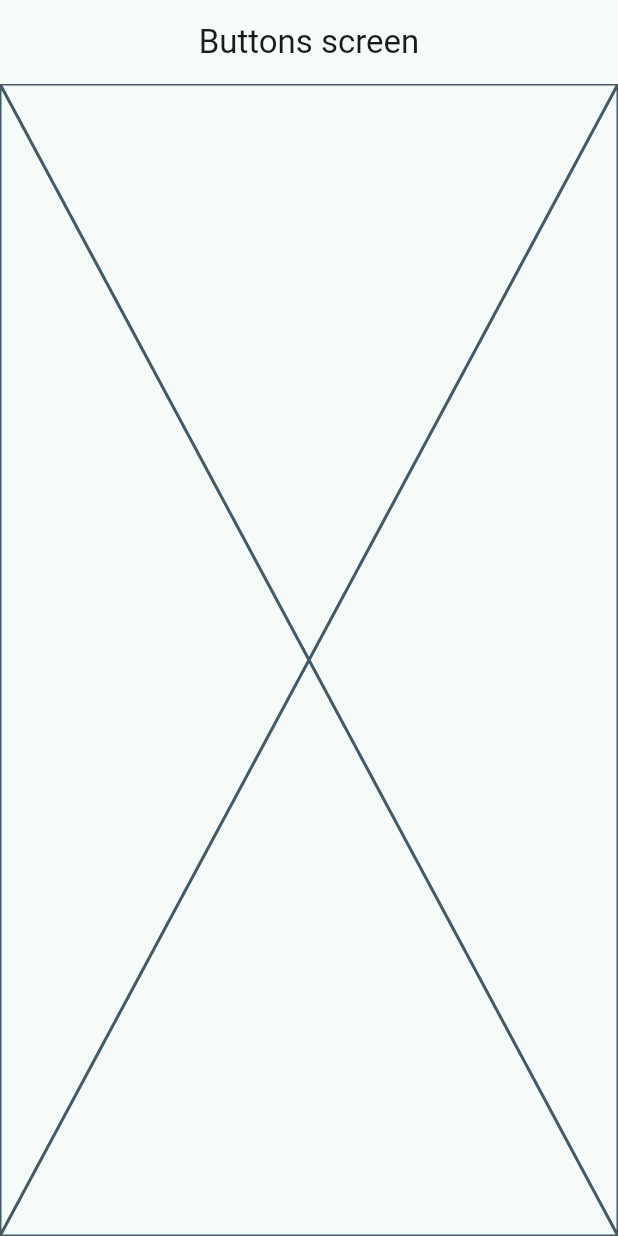
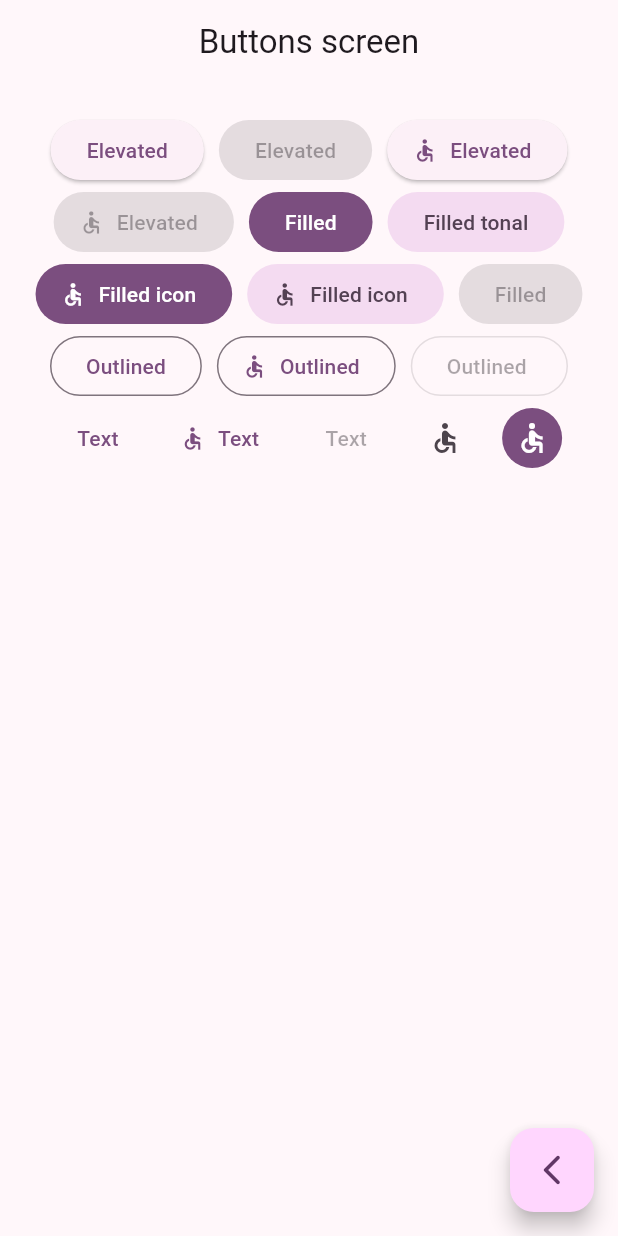
Before and after one commit to SergioBGISC99/widgets_app, a Flutter app: the ButtonsScreen screen opened by its route, on a phone screen of 412 x 824 dp. Run offline on Flutter 3.47's test engine with Material 2 defaults, Android fonts, the phone set to English and light mode, and no system bars; our stand-ins replace go_router.

Commit message:
pantalla de botones

```diff
--- a/lib/main.dart
+++ b/lib/main.dart
@@ -14,7 +14,7 @@ class MainApp extends StatelessWidget {
     return MaterialApp.router(
       routerConfig: appRouter,
       debugShowCheckedModeBanner: false,
-      theme: AppTheme(selectedColor: 3).getTheme(),
+      theme: AppTheme(selectedColor: 7).getTheme(),
     );
   }
 }
--- a/lib/presentation/screen/buttons/buttons_screen.dart
+++ b/lib/presentation/screen/buttons/buttons_screen.dart
@@ -1,4 +1,5 @@
 import 'package:flutter/material.dart';
+import 'package:go_router/go_router.dart';
 
 class ButtonsScreen extends StatelessWidget {
   const ButtonsScreen({super.key});
@@ -9,7 +10,78 @@ class ButtonsScreen extends StatelessWidget {
       appBar: AppBar(
         title: const Text('Buttons screen'),
       ),
-      body: const Placeholder(),
+      body: _ButtonsView(),
+      floatingActionButton: FloatingActionButton(
+        onPressed: () {
+          context.pop();
+        },
+        child: const Icon(Icons.arrow_back_ios_new_rounded),
+      ),
     );
   }
 }
+
+class _ButtonsView extends StatelessWidget {
+  @override
+  Widget build(BuildContext context) {
+    const Icon icono = Icon(Icons.accessible);
+    final colors = Theme.of(context).colorScheme;
+
+    return SizedBox(
+      width: double.infinity,
+      child: Padding(
+        padding: const EdgeInsets.symmetric(horizontal: 10, vertical: 20),
+        child: Wrap(
+          spacing: 10,
+          crossAxisAlignment: WrapCrossAlignment.center,
+          alignment: WrapAlignment.center,
+          children: [
+            //section: Elevated button
+            ElevatedButton(onPressed: () {}, child: const Text('Elevated')),
+            const ElevatedButton(onPressed: null, child: Text('Elevated')),
+            ElevatedButton.icon(
+                onPressed: () {}, icon: icono, label: const Text('Elevated')),
+            ElevatedButton.icon(
+                onPressed: null, icon: icono, label: const Text('Elevated')),
+            //section: Filled button
+            FilledButton(onPressed: () {}, child: const Text('Filled')),
+            FilledButton.tonal(
+                onPressed: () {}, child: const Text('Filled tonal')),
+            FilledButton.icon(
+                onPressed: () {},
+                icon: icono,
+                label: const Text('Filled icon')),
+            FilledButton.tonalIcon(
+                onPressed: () {},
+                icon: icono,
+                label: const Text('Filled icon')),
+            const FilledButton(onPressed: null, child: Text('Filled')),
+            //section: Outlined button
+            OutlinedButton(onPressed: () {}, child: const Text('Outlined')),
+            OutlinedButton.icon(
+                onPressed: () {}, icon: icono, label: const Text('Outlined')),
+            const OutlinedButton(onPressed: null, child: Text('Outlined ')),
+            //section: Text button
+            TextButton(onPressed: () {}, child: const Text('Text')),
+            TextButton.icon(
+                onPressed: () {}, icon: icono, label: const Text('Text')),
+            const TextButton(onPressed: null, child: Text('Text')),
+            //section: Icon buttons
+            IconButton(
+              onPressed: () {},
+              icon: icono,
+            ),
+            IconButton(
+              onPressed: () {},
+              icon: icono,
+              style: ButtonStyle(
+                  backgroundColor: MaterialStatePropertyAll(colors.primary),
+                  iconColor: const MaterialStatePropertyAll(Colors.white)),
+            ),
+            //section: Custom buttons
+          ],
+        ),
+      ),
+    );
+  }
+}
```
